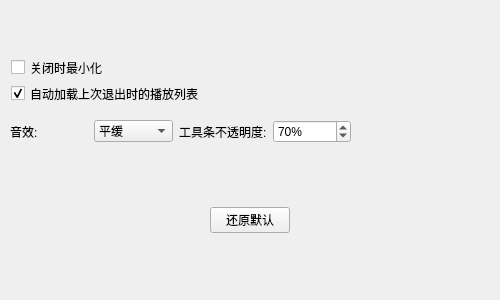
Remaker01/TinyPlayer, file src/settingwindow.ui: the form before one commit.
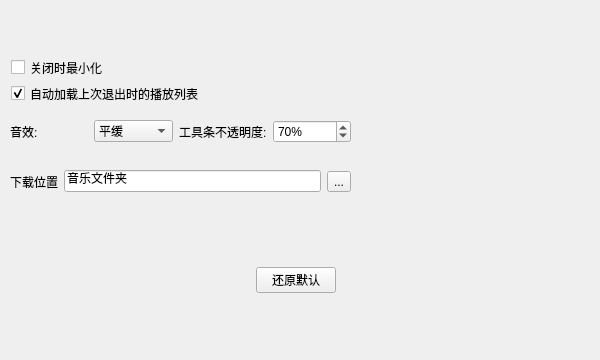
The form after the commit.

Commit message: 支持下载；链接改为直链以防播放开始时重定向卡顿；缓解大图片设置背景只显示一小部分

```diff
--- a/src/settingwindow.ui
+++ b/src/settingwindow.ui
@@ -6,20 +6,20 @@
    <rect>
     <x>0</x>
     <y>0</y>
-    <width>500</width>
-    <height>300</height>
+    <width>600</width>
+    <height>360</height>
    </rect>
   </property>
   <property name="minimumSize">
    <size>
-    <width>500</width>
-    <height>300</height>
+    <width>600</width>
+    <height>360</height>
    </size>
   </property>
   <property name="maximumSize">
    <size>
-    <width>500</width>
-    <height>300</height>
+    <width>600</width>
+    <height>360</height>
    </size>
   </property>
   <property name="windowTitle">
@@ -57,9 +57,9 @@
   <widget class="QWidget" name="widget" native="true">
    <property name="geometry">
     <rect>
-     <x>14</x>
-     <y>160</y>
-     <width>471</width>
+     <x>10</x>
+     <y>220</y>
+     <width>571</width>
      <height>121</height>
     </rect>
    </property>
@@ -191,6 +191,45 @@
     </item>
    </layout>
   </widget>
+  <widget class="QWidget" name="widget_3" native="true">
+   <property name="geometry">
+    <rect>
+     <x>10</x>
+     <y>160</y>
+     <width>341</width>
+     <height>43</height>
+    </rect>
+   </property>
+   <layout class="QHBoxLayout" name="horizontalLayout_3">
+    <item>
+     <widget class="QLabel" name="locLabel">
+      <property name="text">
+       <string>下载位置</string>
+      </property>
+     </widget>
+    </item>
+    <item>
+     <widget class="QLineEdit" name="locEdit">
+      <property name="text">
+       <string>音乐文件夹</string>
+      </property>
+      <property name="echoMode">
+       <enum>QLineEdit::Normal</enum>
+      </property>
+      <property name="readOnly">
+       <bool>true</bool>
+      </property>
+     </widget>
+    </item>
+    <item>
+     <widget class="QToolButton" name="locButton">
+      <property name="text">
+       <string>...</string>
+      </property>
+     </widget>
+    </item>
+   </layout>
+  </widget>
  </widget>
  <resources/>
  <connections/>
```
Left out of the diff: 4 changed lines with no effect on the pictures. The commit also changes 14 other files.
